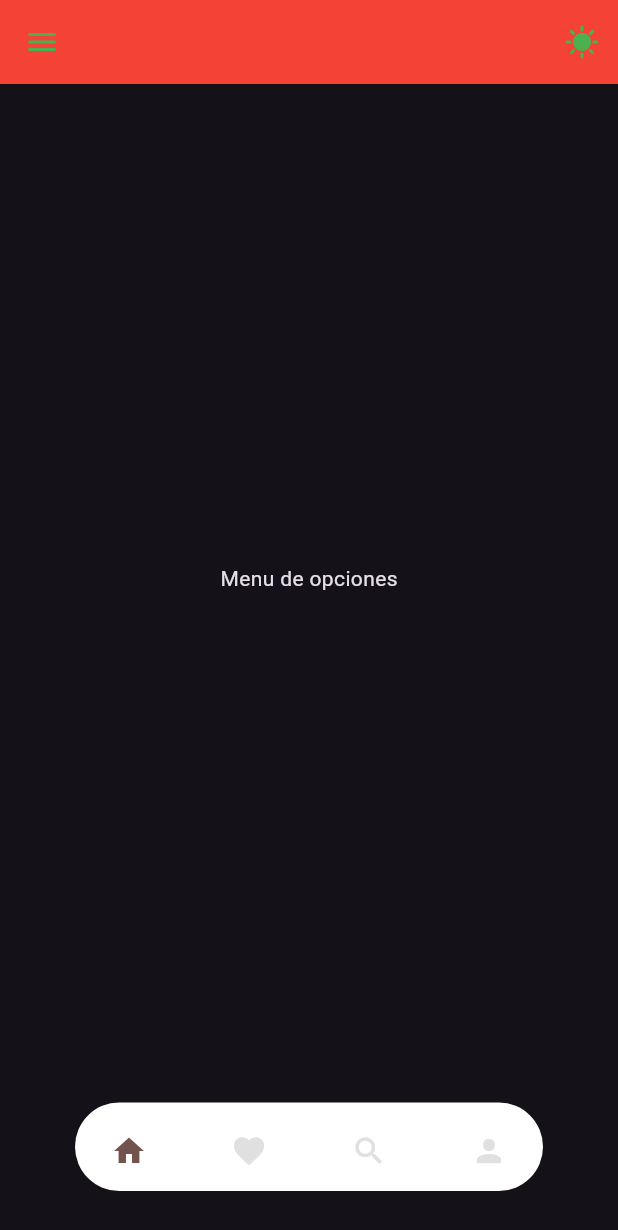
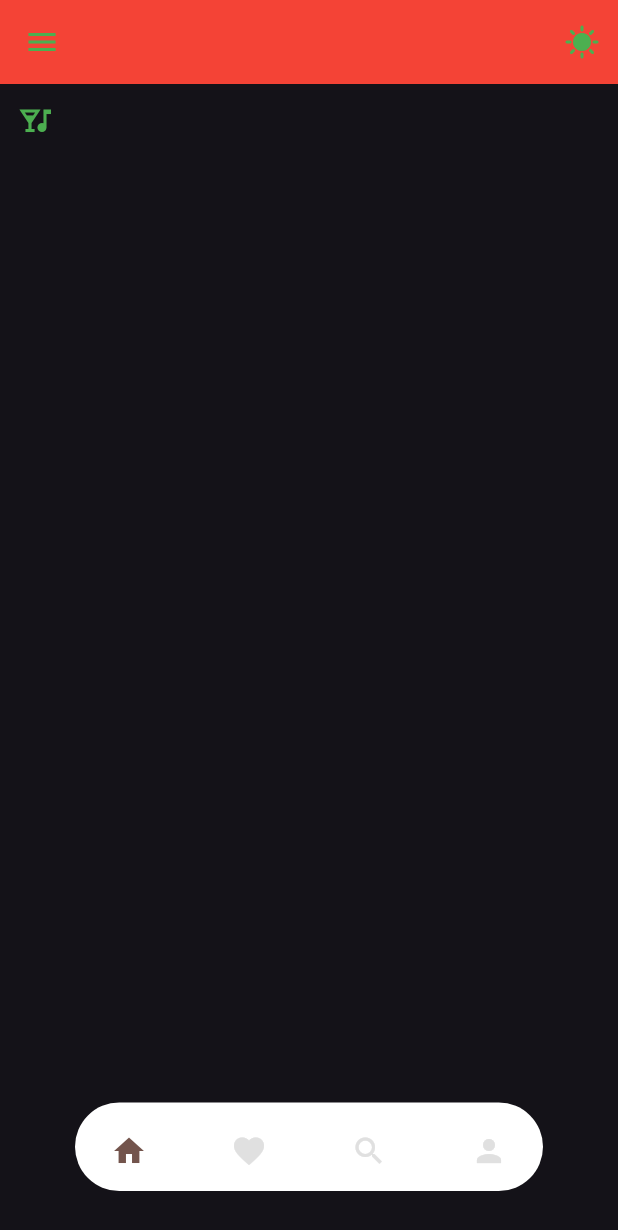
Before and after one commit to ivanMosquedaFTP/moviles, a Flutter app: the HomeScreen screen opened by its route, on a phone screen of 412 x 824 dp. Shown: the top 1230 px of the screen. Run offline on Flutter 3.47's test engine with Material 3 defaults, Android fonts, the phone set to English and light mode, and no system bars; drawn by our look-alikes of dot_navigation_bar; our stand-ins replace lottie.

```diff
--- a/pmsn20252/lib/main.dart
+++ b/pmsn20252/lib/main.dart
@@ -1,6 +1,7 @@
 import 'package:flutter/material.dart';
 import 'package:pmsn20252/screens/home_screen.dart';
 import 'package:pmsn20252/screens/login_screen.dart';
+import 'package:pmsn20252/ui_challenge_3.dart';
 import 'package:pmsn20252/utils/theme_app.dart';
 import 'package:pmsn20252/utils/value_listener.dart';
 
@@ -18,7 +19,10 @@ class MyApp extends StatelessWidget {
       builder: (context, value, _) {
         return MaterialApp(
           theme: value ? ThemeApp.darkTheme() : ThemeApp.lightTheme(),
-          routes: {"/home": (context) => HomeScreen()},
+          routes: {
+            "/home": (context) => HomeScreen(),
+            "uiChallenge": (context) => UiChallenge3(),
+          },
           title: 'Material App',
           home: LoginScreen(),
         );
--- a/pmsn20252/lib/screens/home_screen.dart
+++ b/pmsn20252/lib/screens/home_screen.dart
@@ -46,7 +46,19 @@ class _HomeScreenState extends State<HomeScreen> {
         ],
       ),
       drawer: Drawer(),
-      body: Center(child: Text("Menu de opciones")),
+      body: Container(
+        child: Stack(
+          alignment: Alignment.center,
+          children: [
+            IconButton(
+              onPressed: () {
+                Navigator.pushNamed(context, "uiChallenge");
+              },
+              icon: Icon(Icons.nightlife),
+            ),
+          ],
+        ),
+      ),
       bottomNavigationBar: Padding(
         padding: EdgeInsets.only(bottom: 10),
         child: DotNavigationBar(
```
